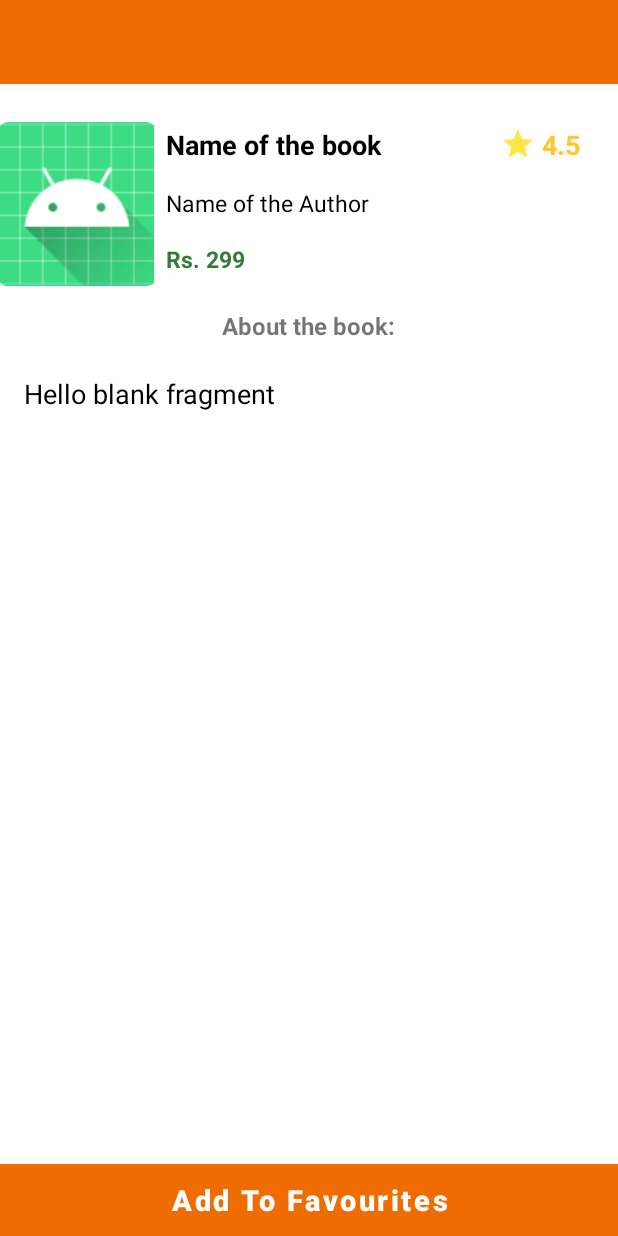
After one commit to amananand019/Bookhub, an Android app: the layout activity_description.xml on its own in the app's theme, with its tools: preview values and no code run, on a phone screen of 412 x 824 dp. The commit adds this screen. Run offline under Robolectric (Android 15) with nearby library versions, the phone set to English and light mode, and no system bars; network calls fail.

Commit message:
Book Details Added

```diff
--- a/app/src/main/java/com/devil/premises/bookhub/activity/MainActivity.kt
+++ b/app/src/main/java/com/devil/premises/bookhub/activity/MainActivity.kt
@@ -129,5 +129,4 @@ class MainActivity : AppCompatActivity() {
             else -> super.onBackPressed()
          }
     }
-
 }
--- a/app/src/main/java/com/devil/premises/bookhub/adapter/DashboardRecyclerAdapter.kt
+++ b/app/src/main/java/com/devil/premises/bookhub/adapter/DashboardRecyclerAdapter.kt
@@ -1,6 +1,7 @@
 package com.devil.premises.bookhub.adapter
 
 import android.content.Context
+import android.content.Intent
 import android.view.LayoutInflater
 import android.view.View
 import android.view.ViewGroup
@@ -9,6 +10,7 @@ import android.widget.TextView
 import android.widget.Toast
 import androidx.recyclerview.widget.RecyclerView
 import com.devil.premises.bookhub.R
+import com.devil.premises.bookhub.activity.DescriptionActivity
 import com.devil.premises.bookhub.model.Book
 import com.mikhaellopez.circularimageview.CircularImageView
 import com.squareup.picasso.Picasso
@@ -31,7 +33,9 @@ class DashboardRecyclerAdapter(val context: Context, val itemList: ArrayList<Boo
         Picasso.get().load(book.bookImage).error(R.drawable.default_book_cover).into(holder.imgBookImage)
 
         holder.rlContent.setOnClickListener {
-            Toast.makeText(context, "Clicked on ${holder.txtBookName.text}", Toast.LENGTH_SHORT).show()
+            val intent = Intent(context, DescriptionActivity::class.java)
+            intent.putExtra("book_id", book.bookId)
+            context.startActivity(intent)
         }
     }
 
--- /dev/null
+++ b/app/src/main/res/layout/activity_description.xml
@@ -0,0 +1,155 @@
+<?xml version="1.0" encoding="utf-8"?>
+<RelativeLayout xmlns:android="http://schemas.android.com/apk/res/android"
+    xmlns:app="http://schemas.android.com/apk/res-auto"
+    xmlns:tools="http://schemas.android.com/tools"
+    android:layout_width="match_parent"
+    android:layout_height="match_parent"
+    android:background="#ffffff"
+    tools:context=".activity.DescriptionActivity">
+
+    <androidx.appcompat.widget.Toolbar
+        android:id="@+id/toolBar"
+        android:layout_width="match_parent"
+        android:layout_height="?attr/actionBarSize"
+        android:background="@color/primary"
+        android:minHeight="?attr/actionBarSize"
+        app:titleTextColor="@color/white"/>
+
+    <ScrollView
+        android:layout_width="match_parent"
+        android:layout_height="match_parent"
+        android:layout_below="@id/toolBar"
+        android:layout_marginTop="20dp"
+        android:layout_marginBottom="50dp">
+
+        <RelativeLayout
+            android:layout_width="match_parent"
+            android:layout_height="wrap_content">
+
+            <LinearLayout
+                android:id="@+id/llContent"
+                android:layout_width="match_parent"
+                android:layout_height="120dp"
+                android:orientation="horizontal"
+                android:weightSum="6">
+
+                <ImageView
+                    android:id="@+id/imgBookImage"
+                    android:layout_width="0dp"
+                    android:layout_height="match_parent"
+                    android:layout_weight="1.5"
+                    android:padding="5dp"
+                    android:scaleType="centerCrop"
+                    android:src="@mipmap/ic_launcher" />
+
+                <RelativeLayout
+                    android:layout_width="0dp"
+                    android:layout_height="match_parent"
+                    android:layout_weight="3.3">
+
+                    <TextView
+                        android:id="@+id/txtBookName"
+                        android:layout_width="match_parent"
+                        android:layout_height="wrap_content"
+                        android:padding="8dp"
+                        android:text="Name of the book"
+                        android:textColor="#000000"
+                        android:textSize="18sp"
+                        android:textStyle="bold" />
+
+                    <TextView
+                        android:id="@+id/txtBookAuthor"
+                        android:layout_width="match_parent"
+                        android:layout_height="wrap_content"
+                        android:layout_below="@id/txtBookName"
+                        android:padding="8dp"
+                        android:text="Name of the Author"
+                        android:textColor="#000000"
+                        android:textSize="15sp" />
+
+                    <TextView
+                        android:id="@+id/txtBookPrice"
+                        android:layout_width="match_parent"
+                        android:layout_height="wrap_content"
+                        android:layout_below="@id/txtBookAuthor"
+                        android:padding="8dp"
+                        android:text="Rs. 299"
+                        android:textColor="#357a38"
+                        android:textSize="15sp"
+                        android:textStyle="bold" />
+
+
+                </RelativeLayout>
+
+                <TextView
+                    android:id="@+id/txtBookRating"
+                    android:layout_width="0dp"
+                    android:layout_height="wrap_content"
+                    android:layout_weight="1.2"
+                    android:drawableStart="@drawable/ic_star"
+                    android:drawablePadding="4dp"
+                    android:padding="4dp"
+                    android:text="4.5"
+                    android:textColor="#ffc828"
+                    android:textSize="18sp"
+                    android:textStyle="bold" />
+
+            </LinearLayout>
+
+            <RelativeLayout
+                android:layout_width="match_parent"
+                android:layout_height="match_parent"
+                android:layout_below="@id/llContent">
+
+                <TextView
+                    android:id="@+id/txtAboutTheBookStatic"
+                    android:layout_width="wrap_content"
+                    android:layout_height="wrap_content"
+                    android:layout_centerHorizontal="true"
+                    android:layout_marginTop="4dp"
+                    android:padding="6dp"
+                    android:text="About the book:"
+                    android:textSize="16sp"
+                    android:textStyle="bold" />
+
+                <TextView
+                    android:id="@+id/txtBookDesc"
+                    android:layout_width="match_parent"
+                    android:layout_height="wrap_content"
+                    android:layout_below="@id/txtAboutTheBookStatic"
+                    android:layout_margin="10dp"
+                    android:padding="6dp"
+                    android:text="@string/hello_blank_fragment"
+                    android:textColor="#000000"
+                    android:textSize="18sp" />
+
+            </RelativeLayout>
+        </RelativeLayout>
+    </ScrollView>
+
+    <Button
+        android:id="@+id/btnAddToFav"
+        android:layout_width="match_parent"
+        android:layout_height="wrap_content"
+        android:layout_alignParentBottom="true"
+        android:background="@color/primary"
+        android:text="@string/add_to_favourites"
+        android:textAllCaps="false"
+        android:textColor="#ffffff"
+        android:textSize="19sp"
+        android:textStyle="bold"/>
+
+    <RelativeLayout
+        android:id="@+id/progressbarLayout"
+        android:visibility="gone"
+        android:layout_width="match_parent"
+        android:layout_height="match_parent"
+        android:background="#ffffff">
+
+        <ProgressBar
+            android:id="@+id/progressBar"
+            android:layout_width="wrap_content"
+            android:layout_height="wrap_content"
+            android:layout_centerInParent="true" />
+    </RelativeLayout>
+</RelativeLayout>
--- a/app/src/main/res/values/strings.xml
+++ b/app/src/main/res/values/strings.xml
@@ -14,4 +14,5 @@
     <string name="about_app_fragment">About App Fragment</string>
     <string name="recycler_view_main_text">Recycler View Main Text</string>
     <string name="name_of_the_author">Name of the Author</string>
+    <string name="add_to_favourites">Add To Favourites</string>
 </resources>
```
Also changed, not shown: app/src/main/AndroidManifest.xml (+4 -3 lines), app/src/main/java/com/devil/premises/bookhub/activity/DescriptionActivity.kt (added, +160 -0 lines), app/src/main/java/com/devil/premises/bookhub/fragment/DashboardFragment.kt (+5 -5 lines).
